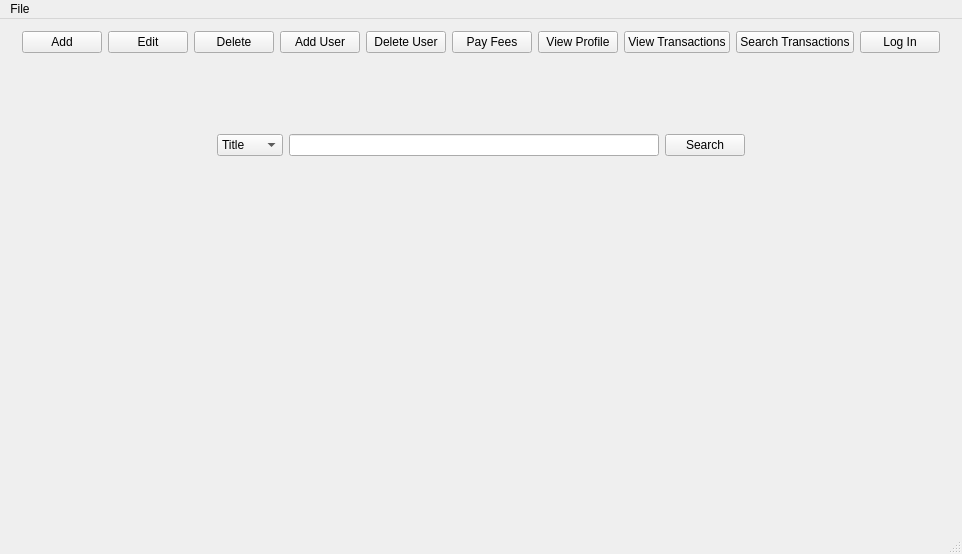
Qt form mainwindow.ui (zoedmora/Library) before a commit.
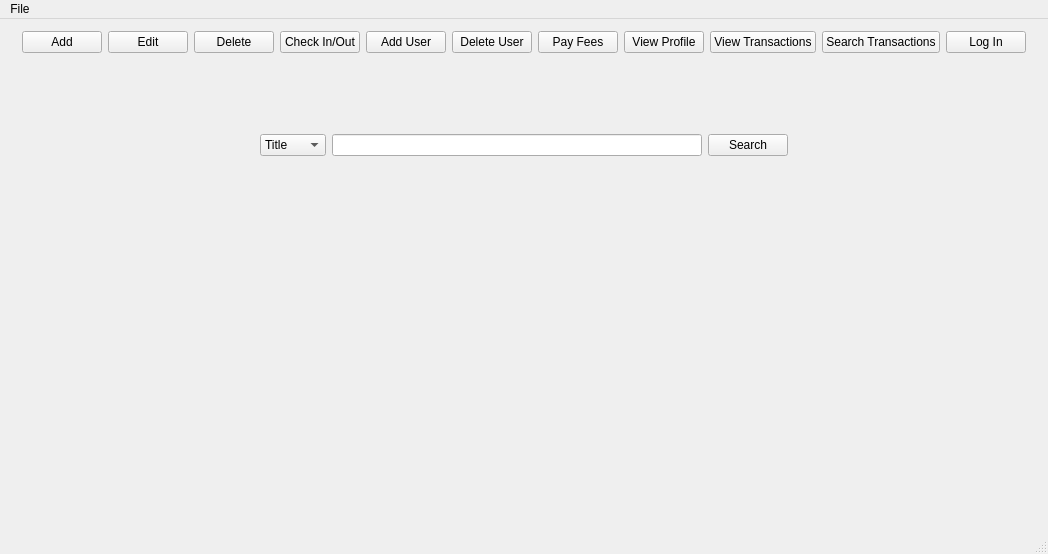
The same form after that commit.

Commit message:
Check In functionality / GUI
not complete... but works.

What changed in the file:
```diff
--- a/mainwindow.ui
+++ b/mainwindow.ui
@@ -6,7 +6,7 @@
    <rect>
     <x>0</x>
     <y>0</y>
-    <width>780</width>
+    <width>979</width>
     <height>554</height>
    </rect>
   </property>
@@ -69,6 +69,13 @@
          </property>
         </widget>
        </item>
+       <item>
+        <widget class="QPushButton" name="checkBookButton">
+         <property name="text">
+          <string>Check In/Out</string>
+         </property>
+        </widget>
+       </item>
        <item>
         <widget class="QPushButton" name="addUserButton">
          <property name="text">
@@ -303,8 +310,8 @@
     <rect>
      <x>0</x>
      <y>0</y>
-     <width>780</width>
-     <height>17</height>
+     <width>979</width>
+     <height>21</height>
     </rect>
    </property>
    <widget class="QMenu" name="menuFile">
```
Left out of the diff: 36 changed lines with no effect on the pictures. The commit also changes 15 other files.
